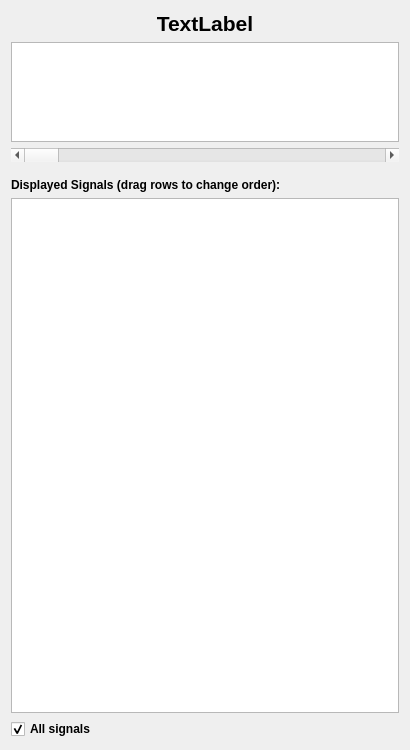
Old version of the form chart/ui/controller.ui in the repository BioSignalML/biosignalml-browser.
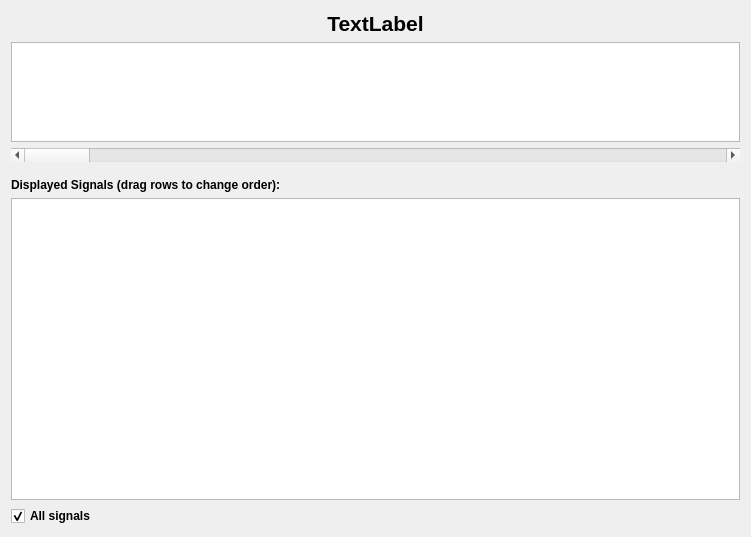
New version of the form. Custom widgets are drawn as their Qt base class.

Commit message: Tweak size of controller.

What changed in the file:
```diff
--- a/chart/ui/controller.ui
+++ b/chart/ui/controller.ui
@@ -6,8 +6,8 @@
    <rect>
     <x>0</x>
     <y>0</y>
-    <width>410</width>
-    <height>750</height>
+    <width>751</width>
+    <height>537</height>
    </rect>
   </property>
   <property name="windowTitle">
```
Left out of the diff: 2 changed lines with no effect on the pictures.
